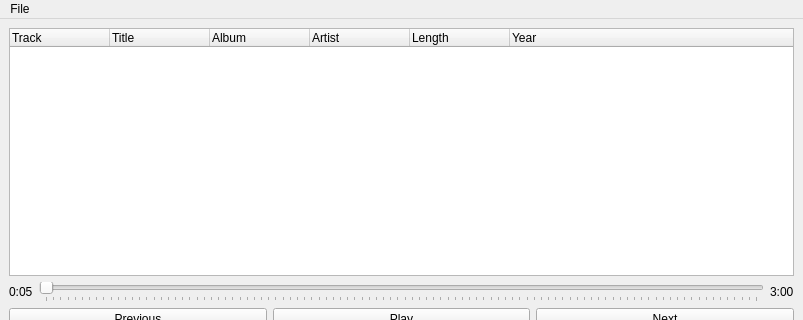
Qt form ui/max.ui (twincie/max) before a commit; both pictures show x 0 to 803 and y 0 to 320 of the 803 by 461 pixel window.
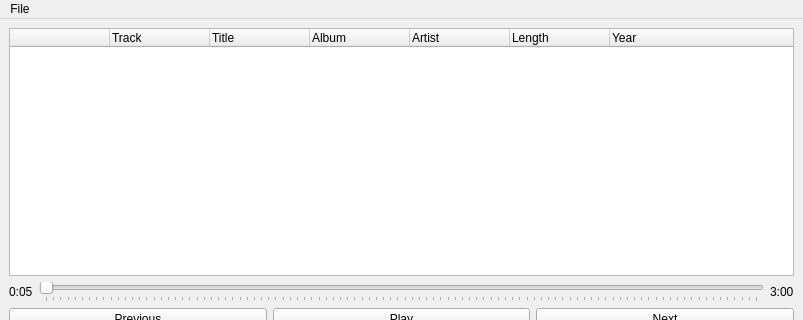
The same form after that commit.

Commit message: show play-pause button on tree items

Patch:
```diff
--- a/ui/max.ui
+++ b/ui/max.ui
@@ -29,6 +29,11 @@
       <property name="headerHidden">
        <bool>false</bool>
       </property>
+      <column>
+       <property name="text">
+        <string> </string>
+       </property>
+      </column>
       <column>
        <property name="text">
         <string>Track</string>
```
The commit also changes 1 other file.
